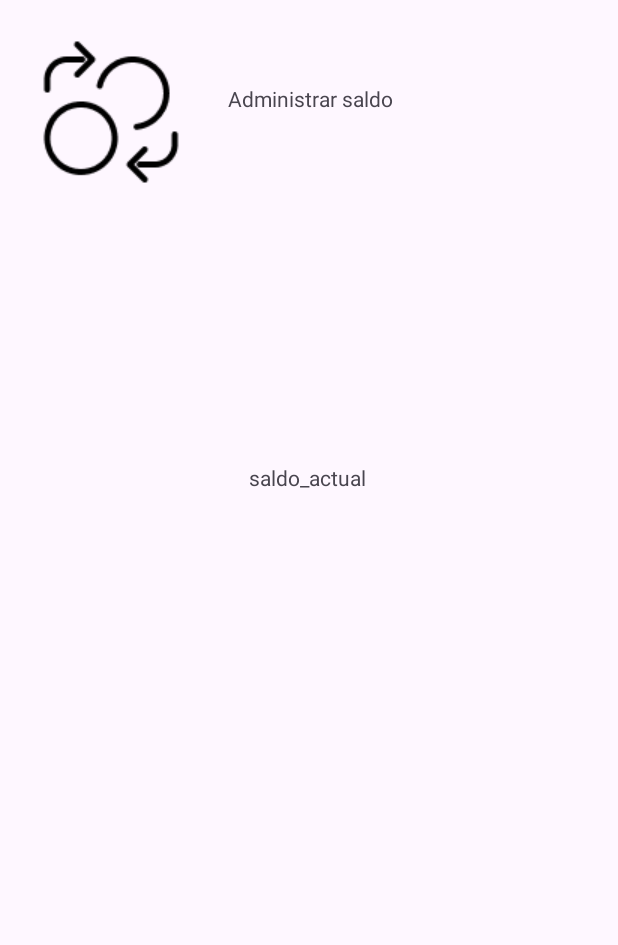
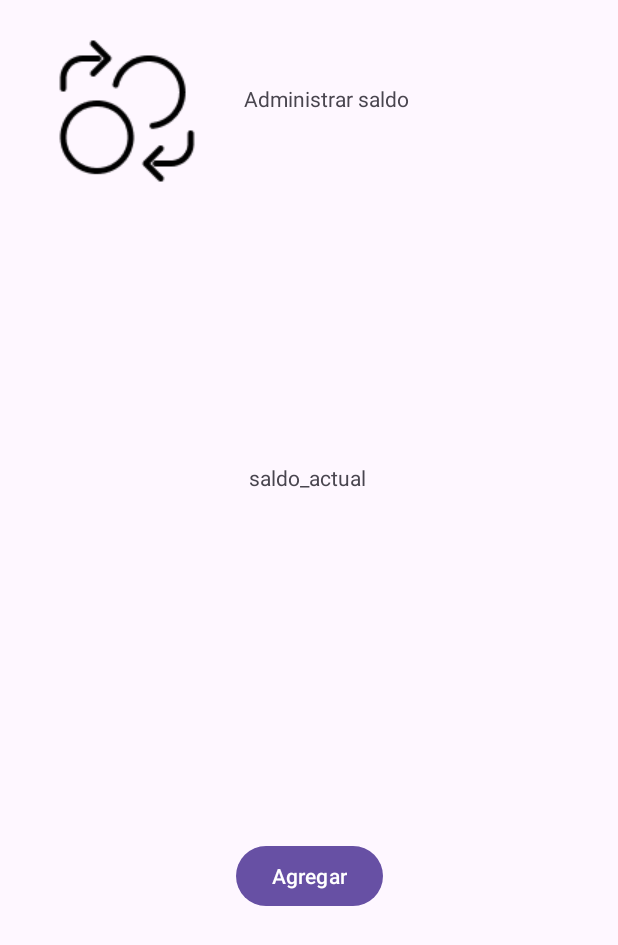
Before and after one commit to Tonalga69/casinoMoviles, an Android app: the SaldoActivity screen opened directly, with no data from a screen before it, on a phone screen of 412 x 824 dp. Shown: the top 945 px of the screen. Run offline under Robolectric (Android 15) with nearby library versions, the phone set to English and light mode, and no system bars; Roboto replaces fonts that are not available here; 1 statement that could not run was skipped.

Commit message:
add botonAplicar y su string

```diff
--- a/app/src/main/res/layout/activity_saldos.xml
+++ b/app/src/main/res/layout/activity_saldos.xml
@@ -1,7 +1,7 @@
 <?xml version="1.0" encoding="utf-8"?>
 <androidx.constraintlayout.widget.ConstraintLayout xmlns:android="http://schemas.android.com/apk/res/android"
     xmlns:app="http://schemas.android.com/apk/res-auto"
-    xmlns:tools="http://schemas.android.com/tools"
+    android:id="@+id/buttonAgregar"
     android:layout_width="match_parent"
     android:layout_height="match_parent">
 
@@ -34,11 +34,23 @@
         android:id="@+id/imageView"
         android:layout_width="wrap_content"
         android:layout_height="wrap_content"
-        android:layout_marginStart="24dp"
         android:layout_marginTop="24dp"
+        android:contentDescription="@string/imagen_de_administrar_saldo"
         app:layout_constraintBottom_toBottomOf="parent"
+        app:layout_constraintEnd_toEndOf="parent"
+        app:layout_constraintHorizontal_bias="0.112"
         app:layout_constraintStart_toStartOf="parent"
         app:layout_constraintTop_toTopOf="parent"
-        app:layout_constraintVertical_bias="0.001"
+        app:layout_constraintVertical_bias="0.0"
         app:srcCompat="@drawable/saldo" />
+
+    <Button
+        android:id="@+id/button"
+        android:layout_width="wrap_content"
+        android:layout_height="wrap_content"
+        android:layout_marginBottom="216dp"
+        android:text="@string/agregar"
+        app:layout_constraintBottom_toBottomOf="parent"
+        app:layout_constraintEnd_toEndOf="parent"
+        app:layout_constraintStart_toStartOf="parent" />
 </androidx.constraintlayout.widget.ConstraintLayout>
--- a/app/src/main/res/values/strings.xml
+++ b/app/src/main/res/values/strings.xml
@@ -30,4 +30,6 @@
     <string name="spin">Spin</string>
     <string name="administrar_saldo">Administrar saldo</string>
     <string name="saldo_actual">saldo_actual</string>
+    <string name="agregar">Agregar</string>
+    <string name="imagen_de_administrar_saldo">imagen de administrar saldo</string>
 </resources>
```
